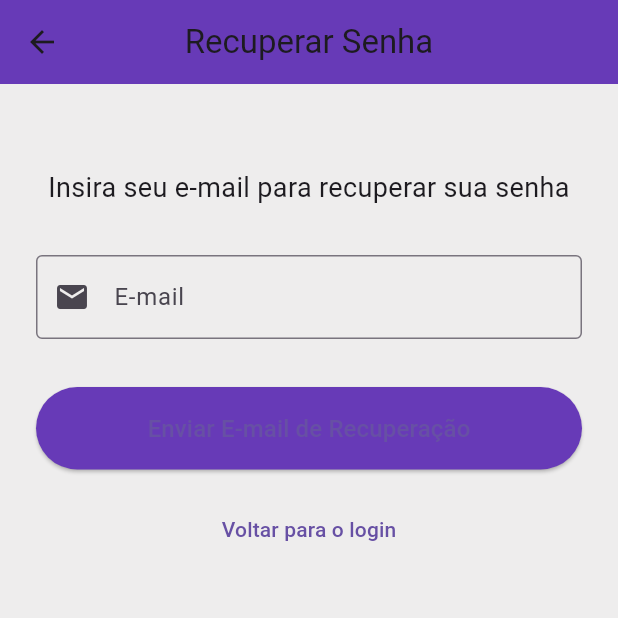
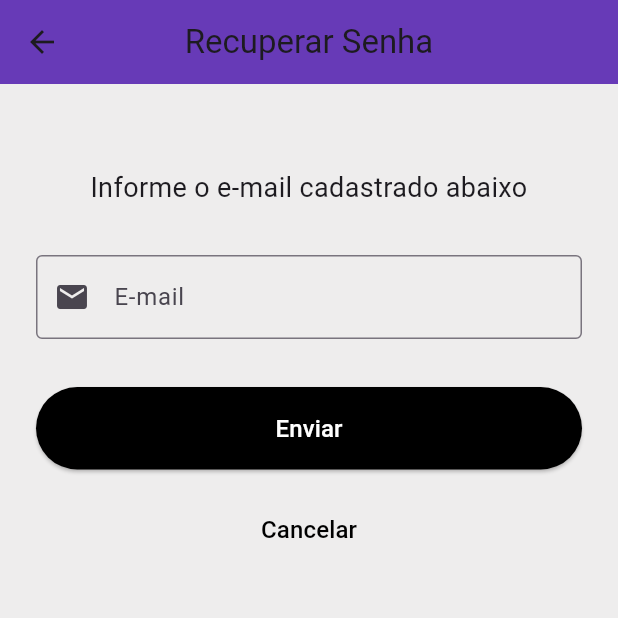
Before and after one commit to VidaRealDoKim/ApkTimeRoom, a Flutter app: the screen it shows after launch, after a tap on "Esqueceu a senha?", on a phone screen of 412 x 824 dp, the top half of it. Run offline on Flutter 3.47's test engine with Material 3 defaults, Android fonts, the phone set to English and light mode, and no system bars.

Commit message:
Alterado tamanho botões esqueceu a senha? e criar conta no login_screen.dart, indentando código login screen para futuras alterações.

```diff
--- a/lib/Login/forget_login.dart
+++ b/lib/Login/forget_login.dart
@@ -12,6 +12,7 @@ class _ForgetLoginState extends State<ForgetPassword> {
 
   void _sendRecoveryEmail() {
     final email = emailController.text;
+
     // Aqui você pode colocar a lógica para enviar o e-mail de recuperação
     ScaffoldMessenger.of(context).showSnackBar(
       SnackBar(content: Text('E-mail de recuperação enviado para $email')),
@@ -19,6 +20,7 @@ class _ForgetLoginState extends State<ForgetPassword> {
   }
 
   @override
+
   Widget build(BuildContext context) {
     return Scaffold(
       backgroundColor: const Color.fromARGB(255, 238, 237, 237),
@@ -27,6 +29,8 @@ class _ForgetLoginState extends State<ForgetPassword> {
         title: const Text('Recuperar Senha'),
         centerTitle: true,
       ),
+
+
       body: Padding(
         padding: const EdgeInsets.all(24.0),
         child: Column(
@@ -34,10 +38,11 @@ class _ForgetLoginState extends State<ForgetPassword> {
           children: [
             const SizedBox(height: 32),
             const Text(
-              'Insira seu e-mail para recuperar sua senha',
+              'Informe o e-mail cadastrado abaixo',
               textAlign: TextAlign.center,
               style: TextStyle(fontSize: 18),
             ),
+
             const SizedBox(height: 32),
             TextField(
               controller: emailController,
@@ -47,29 +52,51 @@ class _ForgetLoginState extends State<ForgetPassword> {
                 border: OutlineInputBorder(),
                 prefixIcon: Icon(Icons.email),
               ),
+
             ),
+
             const SizedBox(height: 32),
             ElevatedButton(
               onPressed: _sendRecoveryEmail,
-              style: ElevatedButton.styleFrom(
-                backgroundColor: Colors.deepPurple,
+              style:
+
+              ElevatedButton.styleFrom(
+                backgroundColor: Colors.black,
                 padding: const EdgeInsets.symmetric(vertical: 16),
               ),
-              child: const Text(
-                'Enviar E-mail de Recuperação',
-                style: TextStyle(fontSize: 16),
+
+              child:
+              const Text('Enviar',
+                style: TextStyle(
+                  fontSize: 16,
+                  color: Color(0xffffffff),
+                ),
+
               ),
+
             ),
+
             const SizedBox(height: 16),
             TextButton(
               onPressed: () {
-                Navigator.pop(context); // Voltar para a tela de login
+                Navigator.pop(context); // Cancela ação
               },
-              child: const Text('Voltar para o login'),
+              child:
+              const Text('Cancelar',
+                style: TextStyle(
+                fontSize: 16,
+                color: Color(0xff000000),
+                ),
+              ),
+
             ),
           ],
         ),
+
       ),
+
     );
+
   }
+
 }
--- a/lib/Login/login_screen.dart
+++ b/lib/Login/login_screen.dart
@@ -112,50 +112,69 @@ class _LoginScreenState extends State<LoginScreen> {
                   ),
                   child: Text(
                     'Entrar',
-                    style: TextStyle(fontSize: 16, color: Color(0xffffffff)),
+                    style:
+                    TextStyle(
+                        fontSize: 16,
+                        color: Color(0xffffffff)
+                    ),
                   ),
                 ),
               ),
 
-              SizedBox(height: 12),
+              SizedBox(height: 16),
 
 
-              // --- Texto de esqueci a senha (apenas visual por enquanto).
-              TextButton(
+              // --- Texto de esqueci a senha
+              SizedBox(
+                width: double.infinity,
+                height: 48,
+                child: TextButton(
                   style: TextButton.styleFrom(
-                  foregroundColor: Colors.black, // Cor do texto
-                  padding: EdgeInsets.all(16),
+                    foregroundColor: Colors.black,
+                    padding: EdgeInsets.zero, // tira o padding pra usar o tamanho do SizedBox
+                    // ou se quiser um padding interno, pode ajustar aqui
                   ),
                   onPressed: _forgetPassword,
+                  child: Center( // centraliza o texto
                     child: Text(
                       'Esqueceu a senha?',
                       style: TextStyle(
                         color: Colors.black,
                         fontSize: 16,
-                    decoration: TextDecoration.underline, // Sublinhado
+                        decoration: TextDecoration.underline,
+                      ),
+                    ),
                   ),
                 ),
               ),
 
 
+
               // --- Texto de criar conta (apenas visual por enquanto).
-              TextButton(
+              SizedBox(
+                width: double.infinity,
+                height: 48,
+                child: TextButton(
                   style: TextButton.styleFrom(
-                  foregroundColor: Colors.black, // Cor do texto
-                  padding: EdgeInsets.all(16),
+                    foregroundColor: Colors.black,
+                    padding: EdgeInsets.zero, // remover padding interno pra usar o tamanho do SizedBox
                   ),
                   onPressed: () {
                     // Ação ao clicar no link
                   },
+                  child: Center(
                     child: Text(
                       'Criar conta',
                       style: TextStyle(
                         color: Colors.black,
                         fontSize: 16,
-                    decoration: TextDecoration.underline, // Sublinhado
+                        decoration: TextDecoration.underline,
                       ),
                     ),
                   ),
+                ),
+              ),
+
 
 
             ],
```
Lines whose indentation alone changed are shown as unchanged.
